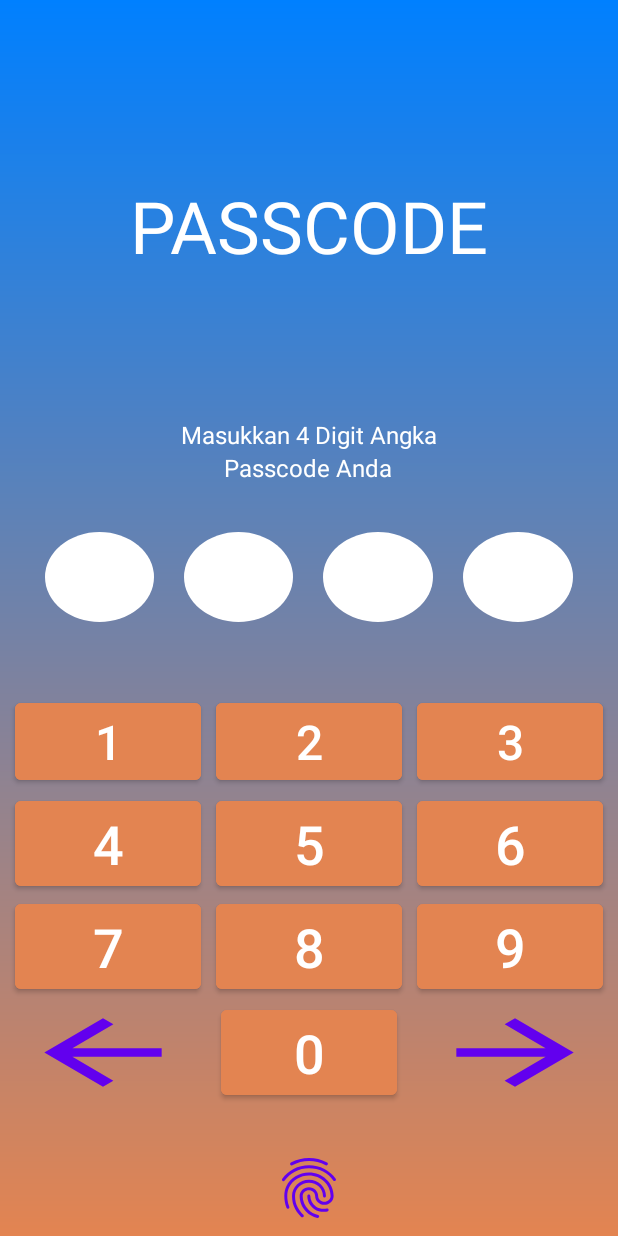
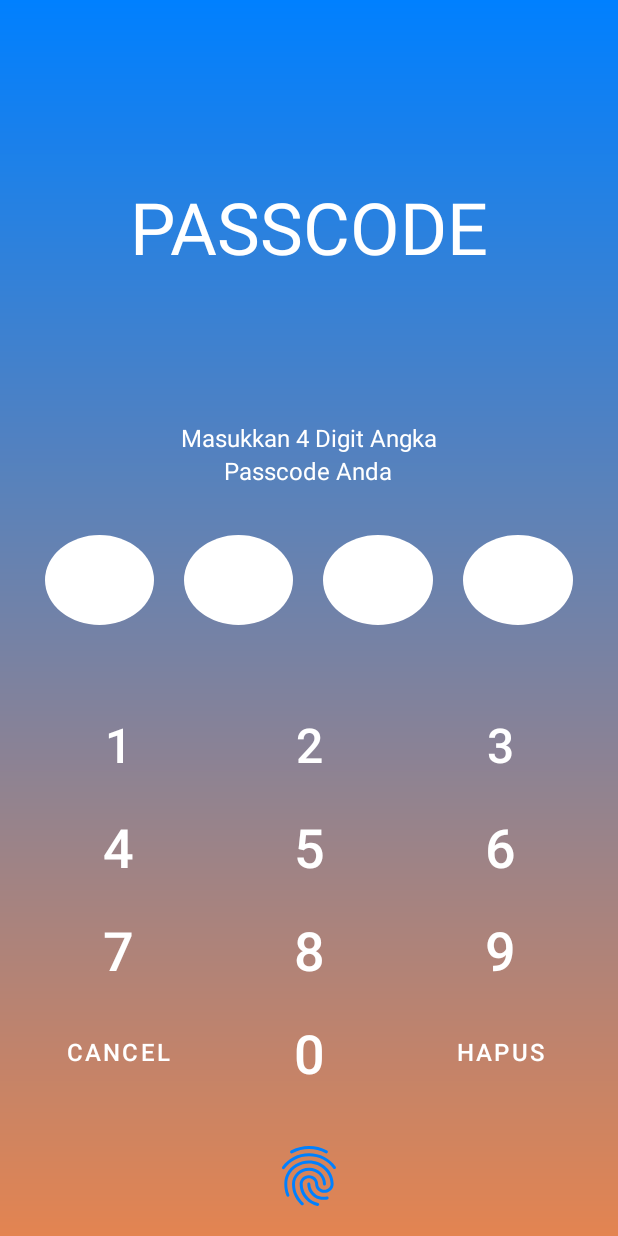
Before and after one commit to asamarsal/pencatatanpenjualan, an Android app: the InputCode screen opened directly, with no data from a screen before it, on a phone screen of 412 x 824 dp. Run offline under Robolectric (Android 15) with nearby library versions, the phone set to English and light mode, and no system bars.

Commit message:
Passcode Number

```diff
--- a/app/src/main/java/com/example/mayafif/Homelayout.java
+++ b/app/src/main/java/com/example/mayafif/Homelayout.java
@@ -2,6 +2,7 @@
 
 import android.os.Bundle;
 import android.view.MenuItem;
+import android.view.WindowManager;
 
 import androidx.annotation.NonNull;
 import androidx.appcompat.app.AppCompatActivity;
@@ -20,6 +21,10 @@
         setContentView(R.layout.activity_homelayout);
 
         bottomNavigation = findViewById(R.id.navigationbawah);
+
+        //Set ke fullscreen
+        getWindow().setFlags(WindowManager.LayoutParams.FLAG_FULLSCREEN,
+                WindowManager.LayoutParams.FLAG_FULLSCREEN);
 
         //Membuat Layar Default Awal
         getSupportFragmentManager().beginTransaction().replace(R.id.fragment_container, new PelangganFragment()).commit();
--- a/app/src/main/java/com/example/mayafif/InputCode.java
+++ b/app/src/main/java/com/example/mayafif/InputCode.java
@@ -1,7 +1,10 @@
 package com.example.mayafif;
 
+import android.content.Context;
 import android.content.Intent;
+import android.content.SharedPreferences;
 import android.os.Bundle;
+import android.view.View;
 import android.view.WindowManager;
 import android.widget.Button;
 import android.widget.Toast;
@@ -11,9 +14,18 @@
 import androidx.biometric.BiometricPrompt;
 import androidx.core.content.ContextCompat;
 
+import java.util.ArrayList;
 import java.util.concurrent.Executor;
 
-public class InputCode extends AppCompatActivity {
+public class InputCode extends AppCompatActivity implements View.OnClickListener{
+
+    View kolomangka1, kolomangka2, kolomangka3, kolomangka4;
+    Button angka1, angka2, angka3, angka4, angka5, angka6, angka7, angka8, angka9, angka0, tekanhapus;
+
+
+    ArrayList<String> numbers_list = new ArrayList<>();
+    String passCode = "";
+    String kolom1, kolom2, kolom3, kolom4;
 
     private Executor executor;
     private BiometricPrompt biometricPrompt;
@@ -23,6 +35,7 @@
     protected void onCreate(Bundle savedInstanceState) {
         super.onCreate(savedInstanceState);
         setContentView(R.layout.activity_inputcode);
+        initializeComponents();
 
         //Set ke fullscreen
         getWindow().setFlags(WindowManager.LayoutParams.FLAG_FULLSCREEN,
@@ -60,6 +73,7 @@
                                 Toast.LENGTH_SHORT)
                         .show();
             }
+
         });
 
         promptInfo = new BiometricPrompt.PromptInfo.Builder()
@@ -75,6 +89,147 @@
         biometricLoginButton.setOnClickListener(view -> {
             biometricPrompt.authenticate(promptInfo);
         });
+
     }
 
+    private void initializeComponents() {
+        kolomangka1 = findViewById(R.id.kolomangka1);
+        kolomangka2 = findViewById(R.id.kolomangka2);
+        kolomangka3 = findViewById(R.id.kolomangka3);
+        kolomangka4 = findViewById(R.id.kolomangka4);
+
+        angka1 = findViewById(R.id.angka1);
+        angka2 = findViewById(R.id.angka2);
+        angka3 = findViewById(R.id.angka3);
+        angka4 = findViewById(R.id.angka4);
+        angka5 = findViewById(R.id.angka5);
+        angka6 = findViewById(R.id.angka6);
+        angka7 = findViewById(R.id.angka7);
+        angka8 = findViewById(R.id.angka8);
+        angka9 = findViewById(R.id.angka9);
+        angka0 = findViewById(R.id.angka0);
+
+        tekanhapus = findViewById(R.id.tekanhapus);
+
+        angka1.setOnClickListener(this);
+        angka2.setOnClickListener(this);
+        angka3.setOnClickListener(this);
+        angka4.setOnClickListener(this);
+        angka5.setOnClickListener(this);
+        angka6.setOnClickListener(this);
+        angka7.setOnClickListener(this);
+        angka8.setOnClickListener(this);
+        angka9.setOnClickListener(this);
+        angka0.setOnClickListener(this);
+        tekanhapus.setOnClickListener(this);
+
+    }
+
+    @Override
+    public void onClick(View view) {
+        switch (view.getId()){
+            case R.id.angka0:
+                numbers_list.add("0");
+                passNumber(numbers_list);
+                break;
+            case R.id.angka1:
+                numbers_list.add("1");
+                passNumber(numbers_list);
+                break;
+            case R.id.angka2:
+                numbers_list.add("2");
+                passNumber(numbers_list);
+                break;
+            case R.id.angka3:
+                numbers_list.add("3");
+                passNumber(numbers_list);
+                break;
+            case R.id.angka4:
+                numbers_list.add("4");
+                passNumber(numbers_list);
+                break;
+            case R.id.angka5:
+                numbers_list.add("5");
+                passNumber(numbers_list);
+                break;
+            case R.id.angka6:
+                numbers_list.add("6");
+                passNumber(numbers_list);
+                break;
+            case R.id.angka7:
+                numbers_list.add("7");
+                passNumber(numbers_list);
+                break;
+            case R.id.angka8:
+                numbers_list.add("8");
+                passNumber(numbers_list);
+                break;
+            case R.id.angka9:
+                numbers_list.add("9");
+                passNumber(numbers_list);
+                break;
+            case R.id.tekanhapus:
+                numbers_list.clear();
+                passNumber(numbers_list);
+                break;
+        }
+    }
+
+    private void passNumber(ArrayList<String> numbers_list) {
+        if (numbers_list.size() == 0){
+            kolomangka1.setBackgroundResource(R.drawable.bentukbulatputih);
+            kolomangka2.setBackgroundResource(R.drawable.bentukbulatputih);
+            kolomangka3.setBackgroundResource(R.drawable.bentukbulatputih);
+            kolomangka4.setBackgroundResource(R.drawable.bentukbulatputih);
+        }
+        else{
+            switch (numbers_list.size()){
+                case 1:
+                    kolom1 = numbers_list.get(0);
+                    kolomangka1.setBackgroundResource(R.drawable.bentukbulatbiru);
+                    break;
+                case 2:
+                    kolom1 = numbers_list.get(1);
+                    kolomangka2.setBackgroundResource(R.drawable.bentukbulatbiru);
+                    break;
+                case 3:
+                    kolom1 = numbers_list.get(2);
+                    kolomangka3.setBackgroundResource(R.drawable.bentukbulatbiru);
+                    break;
+                case 4:
+                    kolom1 = numbers_list.get(3);
+                    kolomangka4.setBackgroundResource(R.drawable.bentukbulatbiru);
+                    passCode = kolom1 + kolom2 + kolom3 + kolom4;
+                    if (getPassCode().length() == 0){
+                        savePassCode(passCode);
+                    } else {
+                        matchPasscode();
+                    }
+                    break;
+            }
+        }
+    }
+
+    private void matchPasscode() {
+        if (getPassCode().equals(passCode)){
+            Intent intent = new Intent(InputCode.this,Homelayout.class);
+            startActivity(intent);
+        } else {
+            Toast.makeText(this, "Passcode Tidak Cocok", Toast.LENGTH_SHORT).show();
+        }
+    }
+
+    private SharedPreferences.Editor savePassCode(String passCode){
+        SharedPreferences preferences = getSharedPreferences("passcode_pref", Context.MODE_PRIVATE);
+        SharedPreferences.Editor editor = preferences.edit();
+        editor.putString("passcode", passCode);
+        editor.commit();
+
+        return editor;
+    }
+
+    private String getPassCode(){
+        SharedPreferences preferences = getSharedPreferences("passcode_pref",Context.MODE_PRIVATE);
+        return preferences.getString("passcode","");
+    }
 }
--- /dev/null
+++ b/app/src/main/res/drawable/bentukbulatbiru.xml
@@ -0,0 +1,6 @@
+<?xml version="1.0" encoding="utf-8"?>
+<shape xmlns:android="http://schemas.android.com/apk/res/android" android:shape="oval">
+
+    <solid android:color="@color/biru"/>
+
+</shape>
--- /dev/null
+++ b/app/src/main/res/drawable/bgbuttonlogin.xml
@@ -0,0 +1,6 @@
+<?xml version="1.0" encoding="utf-8"?>
+<shape xmlns:android="http://schemas.android.com/apk/res/android" android:shape="rectangle">
+
+    <solid android:color="@color/orange"/>
+
+</shape>
--- a/app/src/main/res/layout/activity_daftar_awal.xml
+++ b/app/src/main/res/layout/activity_daftar_awal.xml
@@ -76,6 +76,7 @@
         android:ems="13"
         android:text="@string/daftar"
         android:textColor="#FFFFFF"
+        android:backgroundTint="@color/orange"
         app:layout_constraintBottom_toTopOf="@+id/relativeLayout"
         app:layout_constraintEnd_toEndOf="parent"
         app:layout_constraintStart_toStartOf="parent" />
--- a/app/src/main/res/layout/activity_inputcode.xml
+++ b/app/src/main/res/layout/activity_inputcode.xml
@@ -59,13 +59,13 @@
         app:layout_constraintHorizontal_bias="0.0"
         app:layout_constraintStart_toStartOf="parent">
 
-        <EditText
+        <View
             android:id="@+id/kolomangka1"
             android:layout_width="50dp"
             android:layout_height="60dp"
             android:layout_marginEnd="20dp"
             android:layout_weight="1"
-            android:background="@drawable/bentukbulat"
+            android:background="@drawable/bentukbulatputih"
             android:focusable="true"
             android:inputType="numberSigned"
             android:maxLength="1"
@@ -74,13 +74,13 @@
             android:textSize="40sp"
             android:textStyle="bold" />
 
-        <EditText
+        <View
             android:id="@+id/kolomangka2"
             android:layout_width="50dp"
             android:layout_height="60dp"
             android:layout_marginEnd="20dp"
             android:layout_weight="1"
-            android:background="@drawable/bentukbulat"
+            android:background="@drawable/bentukbulatputih"
             android:focusable="true"
             android:inputType="numberSigned"
             android:maxLength="1"
@@ -88,13 +88,13 @@
             android:textColor="#000000"
             android:textSize="40sp" />
 
-        <EditText
+        <View
             android:id="@+id/kolomangka3"
             android:layout_width="50dp"
             android:layout_height="60dp"
             android:layout_marginEnd="20dp"
             android:layout_weight="1"
-            android:background="@drawable/bentukbulat"
+            android:background="@drawable/bentukbulatputih"
             android:focusable="true"
             android:inputType="numberSigned"
             android:maxLength="1"
@@ -102,12 +102,12 @@
             android:textColor="#000000"
             android:textSize="40sp" />
 
-        <EditText
+        <View
             android:id="@+id/kolomangka4"
             android:layout_width="50dp"
             android:layout_height="60dp"
             android:layout_weight="1"
-            android:background="@drawable/bentukbulat"
+            android:background="@drawable/bentukbulatputih"
             android:focusable="true"
             android:inputType="numberSigned"
             android:maxLength="1"
@@ -121,6 +121,8 @@
         android:id="@+id/numpad1"
         android:layout_width="match_parent"
         android:layout_height="wrap_content"
+        android:layout_marginLeft="20dp"
+        android:layout_marginRight="20dp"
         android:layout_marginBottom="2dp"
         android:orientation="horizontal"
         app:layout_constraintBottom_toTopOf="@+id/numpad2"
@@ -131,32 +133,30 @@
             android:id="@+id/angka1"
             android:layout_width="0dp"
             android:layout_height="wrap_content"
-            android:backgroundTint="@color/orange"
-            android:layout_marginStart="10dp"
             android:layout_marginEnd="10dp"
             android:layout_weight="1"
             android:text="@string/angka1"
             android:textColor="@color/white"
+            android:background="@android:color/transparent"
             android:textSize="32dp" />
 
         <Button
             android:id="@+id/angka2"
             android:layout_width="0dp"
             android:layout_height="wrap_content"
-            android:backgroundTint="@color/orange"
             android:layout_marginEnd="10dp"
             android:layout_weight="1"
             android:text="@string/angka2"
             android:textColor="@color/white"
+            android:background="@android:color/transparent"
             android:textSize="32dp" />
 
         <Button
             android:id="@+id/angka3"
             android:layout_width="0dp"
             android:layout_height="wrap_content"
-            android:backgroundTint="@color/orange"
-            android:layout_marginEnd="10dp"
             android:layout_weight="1"
+            android:background="@android:color/transparent"
             android:text="@string/angka3"
             android:textColor="@color/white"
             android:textSize="32dp" />
@@ -167,6 +167,8 @@
         android:id="@+id/numpad2"
         android:layout_width="match_parent"
         android:layout_height="wrap_content"
+        android:layout_marginLeft="20dp"
+        android:layout_marginRight="20dp"
         android:orientation="horizontal"
         app:layout_constraintBottom_toTopOf="@+id/numpad3"
         app:layout_constraintEnd_toEndOf="parent"
@@ -176,34 +178,32 @@
             android:id="@+id/angka4"
             android:layout_width="0dp"
             android:layout_height="wrap_content"
-            android:backgroundTint="@color/orange"
-            android:layout_marginStart="10dp"
             android:layout_marginEnd="10dp"
             android:layout_weight="1"
             android:text="@string/angka4"
             android:textSize="36dp"
+            android:background="@android:color/transparent"
             android:textColor="@color/white" />
 
         <Button
             android:id="@+id/angka5"
             android:layout_width="0dp"
             android:layout_height="wrap_content"
-            android:backgroundTint="@color/orange"
             android:layout_marginEnd="10dp"
             android:layout_weight="1"
             android:text="@string/angka5"
             android:textSize="36dp"
+            android:background="@android:color/transparent"
             android:textColor="@color/white" />
 
         <Button
             android:id="@+id/angka6"
             android:layout_width="0dp"
             android:layout_height="wrap_content"
-            android:backgroundTint="@color/orange"
-            android:layout_marginEnd="10dp"
             android:layout_weight="1"
             android:text="@string/angka6"
             android:textSize="36dp"
+            android:background="@android:color/transparent"
             android:textColor="@color/white" />
 
     </LinearLayout>
@@ -212,7 +212,8 @@
         android:id="@+id/numpad3"
         android:layout_width="match_parent"
         android:layout_height="wrap_content"
-        android:layout_marginBottom="2dp"
+        android:layout_marginLeft="20dp"
+        android:layout_marginRight="20dp"
         android:orientation="horizontal"
         app:layout_constraintBottom_toTopOf="@+id/numpad4"
         app:layout_constraintEnd_toEndOf="parent"
@@ -222,10 +223,9 @@
             android:id="@+id/angka7"
             android:layout_width="0dp"
             android:layout_height="wrap_content"
-            android:backgroundTint="@color/orange"
-            android:layout_marginStart="10dp"
             android:layout_marginEnd="10dp"
             android:layout_weight="1"
+            android:background="@android:color/transparent"
             android:text="@string/angka7"
             android:textColor="@color/white"
             android:textSize="36dp" />
@@ -234,9 +234,9 @@
             android:id="@+id/angka8"
             android:layout_width="0dp"
             android:layout_height="wrap_content"
-            android:backgroundTint="@color/orange"
             android:layout_marginEnd="10dp"
             android:layout_weight="1"
+            android:background="@android:color/transparent"
             android:text="@string/angka8"
             android:textColor="@color/white"
             android:textSize="36dp" />
@@ -245,9 +245,8 @@
             android:id="@+id/angka9"
             android:layout_width="0dp"
             android:layout_height="wrap_content"
-            android:backgroundTint="@color/orange"
-            android:layout_marginEnd="10dp"
             android:layout_weight="1"
+            android:background="@android:color/transparent"
             android:text="@string/angka9"
             android:textColor="@color/white"
             android:textSize="36dp" />
@@ -258,7 +257,9 @@
         android:id="@+id/numpad4"
         android:layout_width="match_parent"
         android:layout_height="wrap_content"
-        android:layout_marginBottom="32dp"
+        android:layout_marginLeft="20dp"
+        android:layout_marginRight="20dp"
+        android:layout_marginBottom="24dp"
         android:orientation="horizontal"
         app:layout_constraintBottom_toTopOf="@+id/buttonfingerprint"
         app:layout_constraintEnd_toEndOf="parent"
@@ -268,41 +269,44 @@
             android:id="@+id/logokekiri"
             android:layout_width="0dp"
             android:layout_height="wrap_content"
-            android:layout_marginStart="10dp"
-            android:layout_marginEnd="20dp"
+            android:layout_gravity="center"
             android:layout_weight="1"
-            android:background="@drawable/ic_baseline_arrow_back_24"
-            android:textSize="36dp" />
+            android:background="@android:color/transparent"
+            android:text="@android:string/cancel"
+            android:textColor="@color/white"
+            android:textSize="16dp" />
 
         <Button
             android:id="@+id/angka0"
             android:layout_width="0dp"
             android:layout_height="wrap_content"
-            android:backgroundTint="@color/orange"
-            android:layout_marginEnd="20dp"
+            android:layout_marginStart="10dp"
+            android:layout_marginEnd="10dp"
             android:layout_weight="1"
+            android:background="@android:color/transparent"
             android:text="@string/angka0"
             android:textColor="@color/white"
             android:textSize="36dp" />
 
         <Button
-            android:id="@+id/logokekanan"
+            android:id="@+id/tekanhapus"
             android:layout_width="0dp"
             android:layout_height="wrap_content"
-            android:layout_marginEnd="10dp"
+            android:layout_gravity="center"
             android:layout_weight="1"
-            android:background="@drawable/ic_baseline_arrow_back_24"
-            android:textSize="36dp"
-            android:rotation="180"/>
+            android:background="@android:color/transparent"
+            android:text="@string/hapus"
+            android:textColor="@color/white"
+            android:textSize="16dp" />
 
     </LinearLayout>
 
     <Button
         android:id="@+id/buttonfingerprint"
-        android:background="@drawable/ic_baseline_fingerprint_24"
         android:layout_width="48dp"
         android:layout_height="48dp"
-        android:layout_marginBottom="8dp"
+        android:layout_marginBottom="16dp"
+        android:background="@drawable/ic_baseline_fingerprint_24"
         app:layout_constraintBottom_toBottomOf="parent"
         app:layout_constraintEnd_toEndOf="parent"
         app:layout_constraintStart_toStartOf="parent" />
--- a/app/src/main/res/layout/activity_main.xml
+++ b/app/src/main/res/layout/activity_main.xml
@@ -61,6 +61,8 @@
         android:ems="13"
         android:onClick="pindahkeinputcode"
         android:text="@string/login"
+        android:focusable="true"
+        android:backgroundTint="@color/orange"
         android:textColor="#FFFFFF"
         app:layout_constraintBottom_toTopOf="@+id/relativeLayout"
         app:layout_constraintEnd_toEndOf="parent"
--- a/app/src/main/res/mipmap-anydpi-v26/ic_launcher.xml
+++ b/app/src/main/res/mipmap-anydpi-v26/ic_launcher.xml
@@ -1,5 +1,5 @@
 <?xml version="1.0" encoding="utf-8"?>
 <adaptive-icon xmlns:android="http://schemas.android.com/apk/res/android">
-    <background android:drawable="@drawable/ic_launcher_background" />
+    <background android:drawable="@color/ic_logoapk_background" />
     <foreground android:drawable="@drawable/ic_launcher_foreground" />
 </adaptive-icon>
--- a/app/src/main/res/mipmap-anydpi-v26/ic_launcher_round.xml
+++ b/app/src/main/res/mipmap-anydpi-v26/ic_launcher_round.xml
@@ -1,5 +1,5 @@
 <?xml version="1.0" encoding="utf-8"?>
 <adaptive-icon xmlns:android="http://schemas.android.com/apk/res/android">
-    <background android:drawable="@drawable/ic_launcher_background" />
+    <background android:drawable="@color/ic_logoapk_background" />
     <foreground android:drawable="@drawable/ic_launcher_foreground" />
 </adaptive-icon>
--- a/app/src/main/res/mipmap-anydpi-v26/ic_logoapk.xml
+++ b/app/src/main/res/mipmap-anydpi-v26/ic_logoapk.xml
@@ -1,5 +1,5 @@
 <?xml version="1.0" encoding="utf-8"?>
 <adaptive-icon xmlns:android="http://schemas.android.com/apk/res/android">
     <background android:drawable="@color/ic_logoapk_background"/>
-    <foreground android:drawable="@mipmap/ic_logoapk_foreground"/>
+    <foreground android:drawable="@drawable/ic_launcher_foreground" />
 </adaptive-icon>
--- a/app/src/main/res/values-night/themes.xml
+++ b/app/src/main/res/values-night/themes.xml
@@ -2,7 +2,7 @@
     <!-- Base application theme. -->
     <style name="Theme.MayAfif" parent="Theme.MaterialComponents.DayNight.NoActionBar">
         <!-- Primary brand color. -->
-        <item name="colorPrimary">@color/purple_200</item>
+        <item name="colorPrimary">@color/biru</item>
         <item name="colorPrimaryVariant">@color/biru</item>
         <item name="colorOnPrimary">@color/black</item>
         <!-- Secondary brand color. -->
--- a/app/src/main/res/values/colors.xml
+++ b/app/src/main/res/values/colors.xml
@@ -8,4 +8,5 @@
     <color name="white">#FFFFFFFF</color>
     <color name="orange">#E38451</color>
     <color name="biru">#0080FF</color>
+
 </resources>
--- a/app/src/main/res/values/strings.xml
+++ b/app/src/main/res/values/strings.xml
@@ -29,6 +29,7 @@
     <string name="angka8">8</string>
     <string name="angka9">9</string>
     <string name="angka0">0</string>
+    <string name="hapus">hapus</string>
 
 
 </resources>
--- a/app/src/main/res/values/themes.xml
+++ b/app/src/main/res/values/themes.xml
@@ -2,7 +2,7 @@
     <!-- Base application theme. -->
     <style name="Theme.MayAfif" parent="Theme.MaterialComponents.DayNight.NoActionBar">
         <!-- Primary brand color. -->
-        <item name="colorPrimary">@color/purple_500</item>
+        <item name="colorPrimary">@color/biru</item>
         <item name="colorPrimaryVariant">@color/biru</item>
         <item name="colorOnPrimary">@color/white</item>
         <!-- Secondary brand color. -->
```
Also changed, not shown: app/src/main/res/drawable/bentukbulatputih.xml (renamed from app/src/main/res/drawable/bentukbulat.xml).
